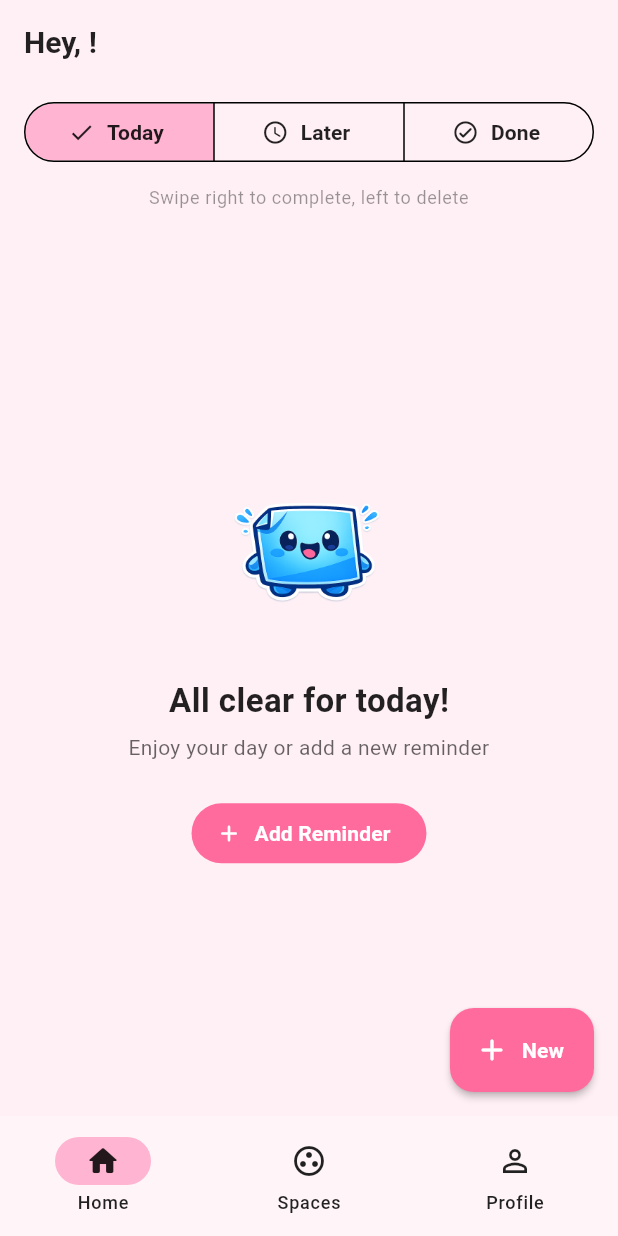
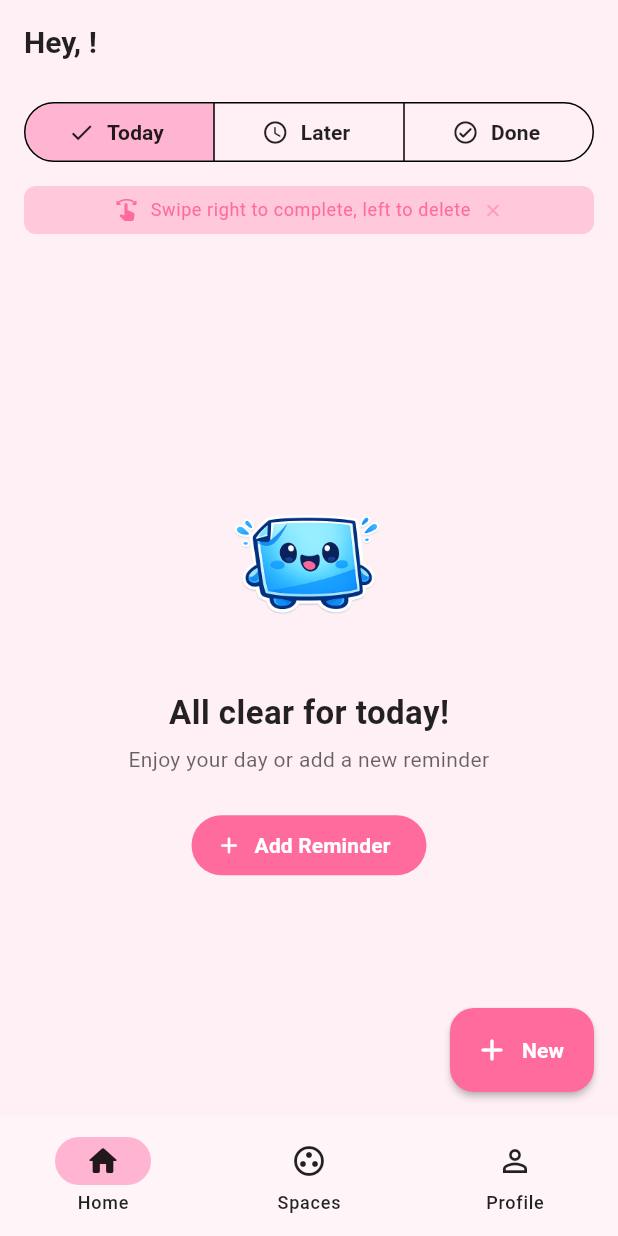
Before and after one commit to Ghulam-Jaffar/nudge-app, a Flutter app: the PersonalItemsScreen screen opened by its route, on a phone screen of 412 x 824 dp. Run offline on Flutter 3.47's test engine with Material 3 defaults, Android fonts, the phone set to English and light mode, and no system bars; our stand-ins replace cloud_firestore, connectivity_plus, equatable, firebase_auth, firebase_core, firebase_messaging and 7 more; accounts and stored records are empty.

Commit message:
Phase F+H: Feature discovery hints (one-time swipe tip), accessibility (semantic labels, touch targets)

```diff
--- a/lib/screens/personal_items/personal_items_screen.dart
+++ b/lib/screens/personal_items/personal_items_screen.dart
@@ -8,6 +8,7 @@ import 'item_editor_sheet.dart';
 import '../../widgets/skeleton_item_card.dart';
 import '../../utils/error_messages.dart';
 import '../../widgets/mascot_image.dart';
+import '../../utils/feature_hints.dart';
 
 enum PersonalItemsFilter { today, upcoming, completed }
 
@@ -21,6 +22,25 @@ class PersonalItemsScreen extends ConsumerStatefulWidget {
 
 class _PersonalItemsScreenState extends ConsumerState<PersonalItemsScreen> {
   PersonalItemsFilter _currentFilter = PersonalItemsFilter.today;
+  bool _showSwipeHint = false;
+
+  @override
+  void initState() {
+    super.initState();
+    _checkHints();
+  }
+
+  Future<void> _checkHints() async {
+    final show = await FeatureHints.shouldShow(FeatureHints.swipeHint);
+    if (mounted && show) {
+      setState(() => _showSwipeHint = true);
+    }
+  }
+
+  void _dismissSwipeHint() {
+    setState(() => _showSwipeHint = false);
+    FeatureHints.markShown(FeatureHints.swipeHint);
+  }
 
   List<ReminderItem> _filterItems(List<ReminderItem> items) {
     final now = DateTime.now();
@@ -177,21 +197,38 @@ class _PersonalItemsScreenState extends ConsumerState<PersonalItemsScreen> {
                 ),
               ),
             ),
-            // Swipe hint for first-time users
-            SliverToBoxAdapter(
-              child: Padding(
-                padding: const EdgeInsets.symmetric(horizontal: 16, vertical: 4),
-                child: Text(
-                  _currentFilter == PersonalItemsFilter.completed
-                      ? 'Swipe right to undo, left to delete'
-                      : 'Swipe right to complete, left to delete',
-                  style: theme.textTheme.bodySmall?.copyWith(
-                    color: colorScheme.onSurface.withValues(alpha: 0.4),
+            // Swipe hint — shows once, then dismisses
+            if (_showSwipeHint)
+              SliverToBoxAdapter(
+                child: Padding(
+                  padding: const EdgeInsets.symmetric(horizontal: 16, vertical: 4),
+                  child: GestureDetector(
+                    onTap: _dismissSwipeHint,
+                    child: Container(
+                      padding: const EdgeInsets.symmetric(horizontal: 12, vertical: 8),
+                      decoration: BoxDecoration(
+                        color: colorScheme.primaryContainer.withValues(alpha: 0.3),
+                        borderRadius: BorderRadius.circular(8),
+                      ),
+                      child: Row(
+                        mainAxisAlignment: MainAxisAlignment.center,
+                        children: [
+                          Icon(Icons.swipe_rounded, size: 16, color: colorScheme.primary),
+                          const SizedBox(width: 8),
+                          Text(
+                            'Swipe right to complete, left to delete',
+                            style: theme.textTheme.bodySmall?.copyWith(
+                              color: colorScheme.primary,
+                            ),
+                          ),
+                          const SizedBox(width: 8),
+                          Icon(Icons.close_rounded, size: 14, color: colorScheme.primary.withValues(alpha: 0.5)),
+                        ],
+                      ),
+                    ),
                   ),
-                  textAlign: TextAlign.center,
                 ),
               ),
-            ),
             itemsAsync.when(
               data: (items) {
                 final filteredItems = _filterItems(items);
--- /dev/null
+++ b/lib/utils/feature_hints.dart
@@ -0,0 +1,31 @@
+import 'package:shared_preferences/shared_preferences.dart';
+
+/// Lightweight feature hint tracker using shared_preferences.
+/// Tracks which hints have been shown so they only appear once.
+class FeatureHints {
+  static const _prefix = 'hint_shown_';
+
+  static Future<bool> shouldShow(String hintKey) async {
+    final prefs = await SharedPreferences.getInstance();
+    return !(prefs.getBool('$_prefix$hintKey') ?? false);
+  }
+
+  static Future<void> markShown(String hintKey) async {
+    final prefs = await SharedPreferences.getInstance();
+    await prefs.setBool('$_prefix$hintKey', true);
+  }
+
+  static Future<void> resetAll() async {
+    final prefs = await SharedPreferences.getInstance();
+    final keys = prefs.getKeys().where((k) => k.startsWith(_prefix));
+    for (final key in keys) {
+      await prefs.remove(key);
+    }
+  }
+
+  // Hint keys
+  static const swipeHint = 'swipe_actions';
+  static const filterHint = 'filter_tabs';
+  static const spacesHint = 'spaces_tab';
+  static const pingHint = 'ping_nudge';
+}
--- a/pubspec.yaml
+++ b/pubspec.yaml
@@ -43,6 +43,8 @@ dependencies:
   connectivity_plus: ^6.1.4
   http: ^1.6.0
   flutter_native_splash: ^2.4.4
+  showcaseview: ^5.0.1
+  shared_preferences: ^2.5.4
 
 dev_dependencies:
   flutter_test:
```
Also changed, not shown: lib/router.dart (+7 -0 lines), lib/screens/personal_items/item_card.dart (+13 -2 lines), lib/screens/profile/edit_profile_screen.dart (added, +237 -0 lines), lib/screens/profile/profile_screen.dart (+1 -7 lines), lib/screens/spaces/space_detail_screen.dart (+49 -12 lines), pubspec.lock, 1 other file.
